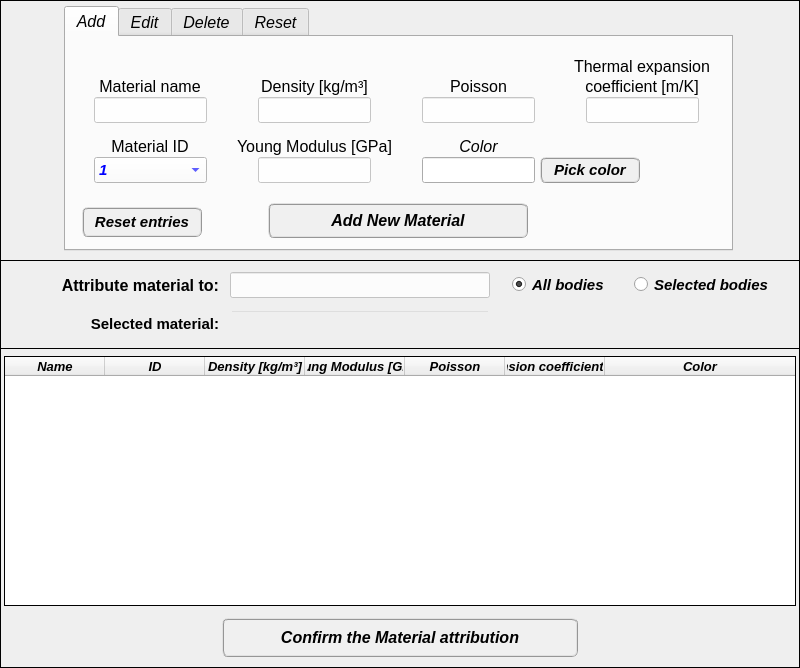
MOPT-UFSC/VIBRA, file data/ui_files/model/structural/material_input.ui: the form before one commit.
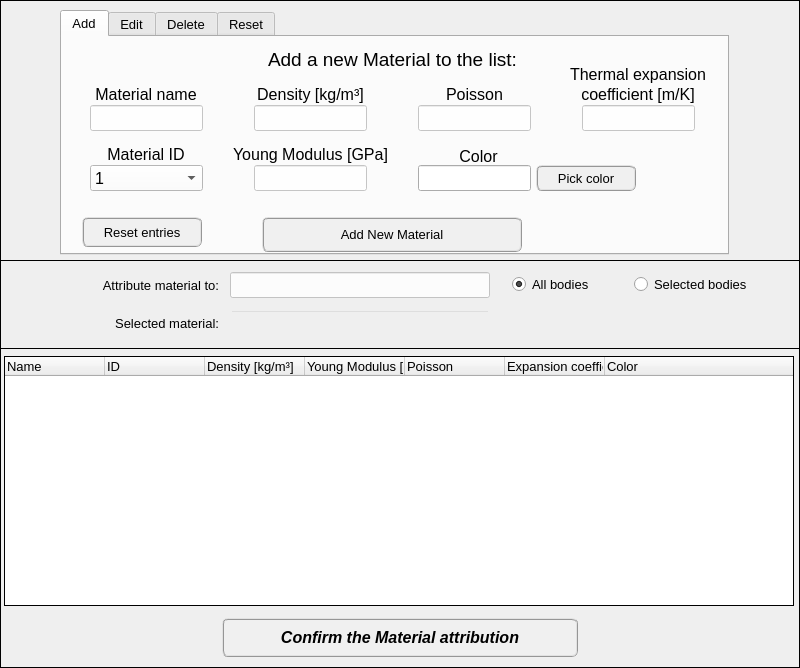
The form after the commit. Icons and pictures are not drawn.

Commit message: font adjustment

```diff
--- a/data/ui_files/model/structural/material_input.ui
+++ b/data/ui_files/model/structural/material_input.ui
@@ -77,21 +77,24 @@
    <widget class="QTabWidget" name="tabWidget_material">
     <property name="geometry">
      <rect>
-      <x>64</x>
-      <y>6</y>
+      <x>60</x>
+      <y>10</y>
       <width>669</width>
       <height>245</height>
      </rect>
     </property>
     <property name="font">
      <font>
-      <family>Arial</family>
-      <pointsize>12</pointsize>
+      <family>Segoe UI</family>
+      <pointsize>10</pointsize>
       <weight>50</weight>
-      <italic>true</italic>
+      <italic>false</italic>
       <bold>false</bold>
      </font>
     </property>
+    <property name="styleSheet">
+     <string notr="true">font: 10pt &quot;Segoe UI&quot;;</string>
+    </property>
     <property name="currentIndex">
      <number>0</number>
     </property>
@@ -106,7 +109,7 @@
       <property name="geometry">
        <rect>
         <x>356</x>
-        <y>120</y>
+        <y>128</y>
         <width>113</width>
         <height>26</height>
        </rect>
@@ -125,11 +128,11 @@
       </property>
       <property name="font">
        <font>
-        <family>Arial</family>
-        <pointsize>11</pointsize>
-        <weight>75</weight>
+        <family>Segoe UI</family>
+        <pointsize>10</pointsize>
+        <weight>50</weight>
         <italic>false</italic>
-        <bold>true</bold>
+        <bold>false</bold>
        </font>
       </property>
       <property name="styleSheet">
@@ -143,14 +146,18 @@
       <property name="geometry">
        <rect>
         <x>162</x>
-        <y>100</y>
+        <y>108</y>
         <width>173</width>
         <height>20</height>
        </rect>
       </property>
       <property name="font">
        <font>
+        <family>Segoe UI</family>
+        <pointsize>8</pointsize>
+        <weight>50</weight>
         <italic>false</italic>
+        <bold>false</bold>
        </font>
       </property>
       <property name="styleSheet">
@@ -164,7 +171,7 @@
       <property name="geometry">
        <rect>
         <x>356</x>
-        <y>60</y>
+        <y>68</y>
         <width>113</width>
         <height>26</height>
        </rect>
@@ -183,11 +190,11 @@
       </property>
       <property name="font">
        <font>
-        <family>Arial</family>
-        <pointsize>11</pointsize>
-        <weight>75</weight>
+        <family>Segoe UI</family>
+        <pointsize>10</pointsize>
+        <weight>50</weight>
         <italic>false</italic>
-        <bold>true</bold>
+        <bold>false</bold>
        </font>
       </property>
       <property name="styleSheet">
@@ -202,7 +209,7 @@
       <property name="geometry">
        <rect>
         <x>24</x>
-        <y>40</y>
+        <y>48</y>
         <width>120</width>
         <height>20</height>
        </rect>
@@ -218,7 +225,7 @@
       <property name="geometry">
        <rect>
         <x>192</x>
-        <y>60</y>
+        <y>68</y>
         <width>113</width>
         <height>26</height>
        </rect>
@@ -237,11 +244,11 @@
       </property>
       <property name="font">
        <font>
-        <family>Arial</family>
-        <pointsize>11</pointsize>
-        <weight>75</weight>
+        <family>Segoe UI</family>
+        <pointsize>10</pointsize>
+        <weight>50</weight>
         <italic>false</italic>
-        <bold>true</bold>
+        <bold>false</bold>
        </font>
       </property>
       <property name="styleSheet">
@@ -256,7 +263,7 @@
       <property name="geometry">
        <rect>
         <x>28</x>
-        <y>60</y>
+        <y>68</y>
         <width>113</width>
         <height>26</height>
        </rect>
@@ -275,11 +282,11 @@
       </property>
       <property name="font">
        <font>
-        <family>Arial</family>
-        <pointsize>11</pointsize>
-        <weight>75</weight>
+        <family>Segoe UI</family>
+        <pointsize>10</pointsize>
+        <weight>50</weight>
         <italic>false</italic>
-        <bold>true</bold>
+        <bold>false</bold>
        </font>
       </property>
       <property name="styleSheet">
@@ -294,15 +301,15 @@
       <property name="geometry">
        <rect>
         <x>24</x>
-        <y>100</y>
+        <y>108</y>
         <width>120</width>
         <height>20</height>
        </rect>
       </property>
       <property name="font">
        <font>
-        <family>Arial</family>
-        <pointsize>11</pointsize>
+        <family>Segoe UI</family>
+        <pointsize>8</pointsize>
         <weight>50</weight>
         <italic>false</italic>
         <bold>false</bold>
@@ -319,7 +326,7 @@
       <property name="geometry">
        <rect>
         <x>378</x>
-        <y>40</y>
+        <y>48</y>
         <width>69</width>
         <height>20</height>
        </rect>
@@ -335,7 +342,7 @@
       <property name="geometry">
        <rect>
         <x>192</x>
-        <y>120</y>
+        <y>128</y>
         <width>113</width>
         <height>26</height>
        </rect>
@@ -354,11 +361,11 @@
       </property>
       <property name="font">
        <font>
-        <family>Arial</family>
-        <pointsize>11</pointsize>
-        <weight>75</weight>
+        <family>Segoe UI</family>
+        <pointsize>10</pointsize>
+        <weight>50</weight>
         <italic>false</italic>
-        <bold>true</bold>
+        <bold>false</bold>
        </font>
       </property>
       <property name="styleSheet">
@@ -373,7 +380,7 @@
       <property name="geometry">
        <rect>
         <x>174</x>
-        <y>40</y>
+        <y>48</y>
         <width>149</width>
         <height>20</height>
        </rect>
@@ -391,8 +398,8 @@
       </property>
       <property name="geometry">
        <rect>
-        <x>202</x>
-        <y>166</y>
+        <x>200</x>
+        <y>180</y>
         <width>260</width>
         <height>35</height>
        </rect>
@@ -411,11 +418,11 @@
       </property>
       <property name="font">
        <font>
-        <family>Arial</family>
-        <pointsize>12</pointsize>
-        <weight>75</weight>
-        <italic>true</italic>
-        <bold>true</bold>
+        <family>Segoe UI</family>
+        <pointsize>10</pointsize>
+        <weight>50</weight>
+        <italic>false</italic>
+        <bold>false</bold>
        </font>
       </property>
       <property name="cursor">
@@ -428,9 +435,9 @@
        <bool>false</bool>
       </property>
       <property name="styleSheet">
-       <string notr="true">QPushButton{border-radius: 6px; border-color: rgb(150, 150, 150); border-style: ridge; border-width: 2px; color: rgb(0, 0, 0); background-color: rgb(240, 240, 240); font: 75 italic bold 12pt &quot;Arial&quot;}
-QPushButton:hover{border-radius: 6px; border-color: rgb(0, 170, 255); border-style: ridge; border-width: 2px; color: rgb(0, 0, 0); background-color: rgba(174, 213, 255, 100); font: 75 italic bold 12pt &quot;Arial&quot;}
-QPushButton:pressed{border-radius: 6px; border-color: rgb(0, 170, 255); border-style: ridge; border-width: 3px; color: rgb(0, 0, 0); background-color: rgb(174, 213, 255); font: 75 italic bold 12pt &quot;Arial&quot;}</string>
+       <string notr="true">QPushButton{border-radius: 6px; border-color: rgb(150, 150, 150); border-style: ridge; border-width: 2px; color: rgb(0, 0, 0); background-color: rgb(240, 240, 240); font: 10pt &quot;Segoe UI&quot;;}
+QPushButton:hover{border-radius: 6px; border-color: rgb(0, 170, 255); border/style: ridge; border-width: 2px; color: rgb(0, 0, 0); background-color: rgba(174, 213, 255, 100);font: 8pt &quot;Segoe UI&quot;;}
+QPushButton:pressed{border-radius: 6px; border-color: rgb(0, 170, 255); border-style: ridge; border-width: 3px; color: rgb(0, 0, 0); background-color: rgb(174, 213, 255);font: 8pt &quot;Segoe UI&quot;;}</string>
       </property>
       <property name="text">
        <string>Add New Material</string>
@@ -451,11 +458,42 @@
        <bool>false</bool>
       </property>
      </widget>
+     <widget class="QLabel" name="Add_new_mat_label">
+      <property name="geometry">
+       <rect>
+        <x>176</x>
+        <y>10</y>
+        <width>309</width>
+        <height>25</height>
+       </rect>
+      </property>
+      <property name="font">
+       <font>
+        <family>Segoe UI</family>
+        <pointsize>10</pointsize>
+        <weight>50</weight>
+        <italic>false</italic>
+        <bold>false</bold>
+       </font>
+      </property>
+      <property name="styleSheet">
+       <string notr="true">font: 10pt &quot;Segoe UI&quot;;</string>
+      </property>
+      <property name="text">
+       <string>&lt;html&gt;&lt;head/&gt;&lt;body&gt;&lt;p align=&quot;center&quot;&gt;&lt;span style=&quot; font-size:14pt; font-style:normal;&quot;&gt;Add a new Material to the list:&lt;/span&gt;&lt;/p&gt;&lt;/body&gt;&lt;/html&gt;</string>
+      </property>
+      <property name="textFormat">
+       <enum>Qt::AutoText</enum>
+      </property>
+      <property name="alignment">
+       <set>Qt::AlignCenter</set>
+      </property>
+     </widget>
      <widget class="QLineEdit" name="lineEdit_thermal_expansion_coefficient">
       <property name="geometry">
        <rect>
         <x>520</x>
-        <y>60</y>
+        <y>68</y>
         <width>113</width>
         <height>26</height>
        </rect>
@@ -474,11 +512,11 @@
       </property>
       <property name="font">
        <font>
-        <family>Arial</family>
-        <pointsize>11</pointsize>
-        <weight>75</weight>
+        <family>Segoe UI</family>
+        <pointsize>10</pointsize>
+        <weight>50</weight>
         <italic>false</italic>
-        <bold>true</bold>
+        <bold>false</bold>
        </font>
       </property>
       <property name="styleSheet">
@@ -492,8 +530,8 @@
      <widget class="QLabel" name="color_label_2">
       <property name="geometry">
        <rect>
-        <x>356</x>
-        <y>100</y>
+        <x>360</x>
+        <y>110</y>
         <width>113</width>
         <height>20</height>
        </rect>
@@ -509,7 +547,7 @@
       <property name="geometry">
        <rect>
         <x>500</x>
-        <y>40</y>
+        <y>48</y>
         <width>152</width>
         <height>20</height>
        </rect>
@@ -525,7 +563,7 @@
       <property name="geometry">
        <rect>
         <x>500</x>
-        <y>20</y>
+        <y>28</y>
         <width>152</width>
         <height>20</height>
        </rect>
@@ -543,8 +581,8 @@
       </property>
       <property name="geometry">
        <rect>
-        <x>16</x>
-        <y>170</y>
+        <x>20</x>
+        <y>180</y>
         <width>120</width>
         <height>30</height>
        </rect>
@@ -563,11 +601,11 @@
       </property>
       <property name="font">
        <font>
-        <family>Arial</family>
-        <pointsize>11</pointsize>
-        <weight>75</weight>
-        <italic>true</italic>
-        <bold>true</bold>
+        <family>Segoe UI</family>
+        <pointsize>10</pointsize>
+        <weight>50</weight>
+        <italic>false</italic>
+        <bold>false</bold>
        </font>
       </property>
       <property name="cursor">
@@ -607,7 +645,7 @@
       <property name="geometry">
        <rect>
         <x>474</x>
-        <y>120</y>
+        <y>128</y>
         <width>100</width>
         <height>26</height>
        </rect>
@@ -626,11 +664,11 @@
       </property>
       <property name="font">
        <font>
-        <family>Arial</family>
-        <pointsize>11</pointsize>
-        <weight>75</weight>
-        <italic>true</italic>
-        <bold>true</bold>
+        <family>Segoe UI</family>
+        <pointsize>10</pointsize>
+        <weight>50</weight>
+        <italic>false</italic>
+        <bold>false</bold>
        </font>
       </property>
       <property name="styleSheet">
@@ -646,25 +684,26 @@
       <property name="geometry">
        <rect>
         <x>28</x>
-        <y>120</y>
+        <y>128</y>
         <width>113</width>
         <height>26</height>
        </rect>
       </property>
       <property name="font">
        <font>
-        <family>Arial</family>
-        <pointsize>11</pointsize>
-        <weight>75</weight>
-        <italic>true</italic>
-        <bold>true</bold>
+        <family>Segoe UI</family>
+        <pointsize>12</pointsize>
+        <weight>50</weight>
+        <italic>false</italic>
+        <bold>false</bold>
        </font>
       </property>
       <property name="whatsThis">
        <string>&lt;html&gt;&lt;head/&gt;&lt;body&gt;&lt;p align=&quot;center&quot;&gt;&lt;br/&gt;&lt;/p&gt;&lt;/body&gt;&lt;/html&gt;</string>
       </property>
       <property name="styleSheet">
-       <string notr="true">color: rgb(0, 0, 255);
+       <string notr="true">color: rgb(0, 0, 0);
+font: 12pt &quot;Segoe UI&quot;;
 background-color: rgb(255, 255, 255);</string>
       </property>
       <property name="maxVisibleItems">
@@ -1811,11 +1850,11 @@
     </property>
     <property name="font">
      <font>
-      <family>Arial</family>
-      <pointsize>11</pointsize>
-      <weight>75</weight>
-      <italic>true</italic>
-      <bold>true</bold>
+      <family>Segoe UI</family>
+      <pointsize>10</pointsize>
+      <weight>50</weight>
+      <italic>false</italic>
+      <bold>false</bold>
      </font>
     </property>
     <property name="styleSheet">
@@ -1851,11 +1890,11 @@
     </property>
     <property name="font">
      <font>
-      <family>Arial</family>
-      <pointsize>11</pointsize>
-      <weight>75</weight>
-      <italic>true</italic>
-      <bold>true</bold>
+      <family>Segoe UI</family>
+      <pointsize>10</pointsize>
+      <weight>50</weight>
+      <italic>false</italic>
+      <bold>false</bold>
      </font>
     </property>
     <property name="styleSheet">
@@ -1879,11 +1918,11 @@
     </property>
     <property name="font">
      <font>
-      <family>Arial</family>
-      <pointsize>12</pointsize>
-      <weight>75</weight>
+      <family>Segoe UI</family>
+      <pointsize>10</pointsize>
+      <weight>50</weight>
       <italic>false</italic>
-      <bold>true</bold>
+      <bold>false</bold>
      </font>
     </property>
     <property name="styleSheet">
@@ -2004,11 +2043,11 @@
     </property>
     <property name="font">
      <font>
-      <family>Arial</family>
-      <pointsize>11</pointsize>
-      <weight>75</weight>
+      <family>Segoe UI</family>
+      <pointsize>10</pointsize>
+      <weight>50</weight>
       <italic>false</italic>
-      <bold>true</bold>
+      <bold>false</bold>
      </font>
     </property>
     <property name="styleSheet">
@@ -2060,7 +2099,7 @@
      <rect>
       <x>4</x>
       <y>8</y>
-      <width>792</width>
+      <width>790</width>
       <height>250</height>
      </rect>
     </property>
@@ -2078,11 +2117,11 @@
     </property>
     <property name="font">
      <font>
-      <family>Arial</family>
+      <family>Segoe UI</family>
       <pointsize>10</pointsize>
-      <weight>75</weight>
-      <italic>true</italic>
-      <bold>true</bold>
+      <weight>50</weight>
+      <italic>false</italic>
+      <bold>false</bold>
      </font>
     </property>
     <property name="styleSheet">
@@ -2101,7 +2140,7 @@
      <bool>true</bool>
     </property>
     <property name="alternatingRowColors">
-     <bool>false</bool>
+     <bool>true</bool>
     </property>
     <property name="indentation">
      <number>0</number>
@@ -2110,120 +2149,36 @@
      <property name="text">
       <string>Name</string>
      </property>
-     <property name="font">
-      <font>
-       <family>Arial</family>
-       <pointsize>10</pointsize>
-       <weight>75</weight>
-       <italic>true</italic>
-       <bold>true</bold>
-      </font>
-     </property>
-     <property name="textAlignment">
-      <set>AlignCenter</set>
-     </property>
     </column>
     <column>
      <property name="text">
       <string>ID</string>
      </property>
-     <property name="font">
-      <font>
-       <family>Arial</family>
-       <pointsize>10</pointsize>
-       <weight>75</weight>
-       <italic>true</italic>
-       <bold>true</bold>
-      </font>
-     </property>
-     <property name="textAlignment">
-      <set>AlignCenter</set>
-     </property>
     </column>
     <column>
      <property name="text">
       <string>Density [kg/m³]</string>
      </property>
-     <property name="font">
-      <font>
-       <family>Arial</family>
-       <pointsize>10</pointsize>
-       <weight>75</weight>
-       <italic>true</italic>
-       <bold>true</bold>
-      </font>
-     </property>
-     <property name="textAlignment">
-      <set>AlignCenter</set>
-     </property>
     </column>
     <column>
      <property name="text">
       <string>Young Modulus [GPa]</string>
      </property>
-     <property name="font">
-      <font>
-       <family>Arial</family>
-       <pointsize>10</pointsize>
-       <weight>75</weight>
-       <italic>true</italic>
-       <bold>true</bold>
-      </font>
-     </property>
-     <property name="textAlignment">
-      <set>AlignCenter</set>
-     </property>
     </column>
     <column>
      <property name="text">
       <string>Poisson</string>
      </property>
-     <property name="font">
-      <font>
-       <family>Arial</family>
-       <pointsize>10</pointsize>
-       <weight>75</weight>
-       <italic>true</italic>
-       <bold>true</bold>
-      </font>
-     </property>
-     <property name="textAlignment">
-      <set>AlignCenter</set>
-     </property>
     </column>
     <column>
      <property name="text">
       <string>Expansion coefficient [m/K]</string>
      </property>
-     <property name="font">
-      <font>
-       <family>Arial</family>
-       <pointsize>10</pointsize>
-       <weight>75</weight>
-       <italic>true</italic>
-       <bold>true</bold>
-      </font>
-     </property>
-     <property name="textAlignment">
-      <set>AlignCenter</set>
-     </property>
     </column>
     <column>
      <property name="text">
       <string>Color</string>
      </property>
-     <property name="font">
-      <font>
-       <family>Arial</family>
-       <pointsize>10</pointsize>
-       <weight>75</weight>
-       <italic>true</italic>
-       <bold>true</bold>
-      </font>
-     </property>
-     <property name="textAlignment">
-      <set>AlignCenter</set>
-     </property>
     </column>
    </widget>
    <widget class="QPushButton" name="pushButton_confirm">
```
Left out of the diff: 406 changed lines with no effect on the pictures. The commit also changes 1 other file.
